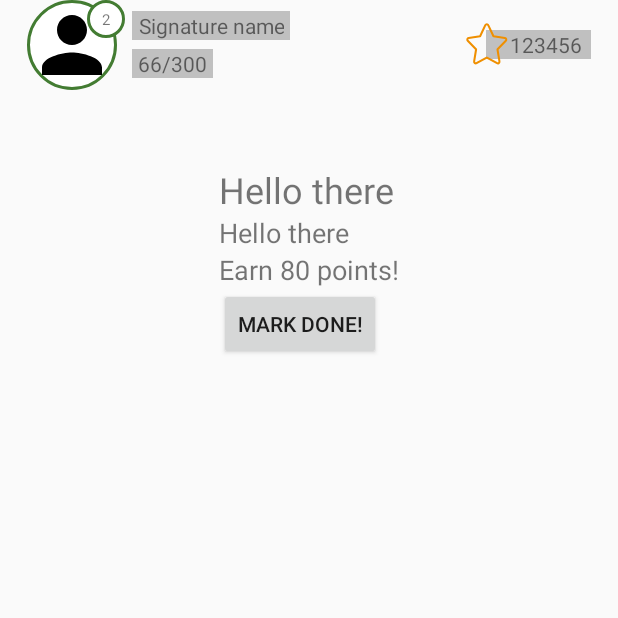
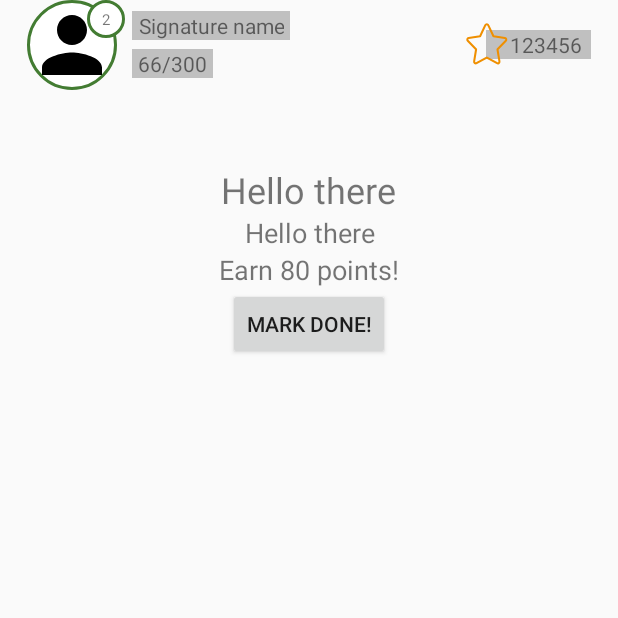
Before and after one commit to ni-da/fitme, an Android app: the ExecuteHabitActivity screen opened directly, with no data from a screen before it, on a phone screen of 412 x 824 dp, the top half of it. Run offline under Robolectric (Android 15) with nearby library versions, the phone set to English and light mode, and no system bars; our stand-ins replace Firebase (no records; nobody signed in at launch, a user with empty details on screens opened directly).

Commit message:
Withings implemented

```diff
--- a/fitMe/app/src/main/res/layout/activity_execute_habit.xml
+++ b/fitMe/app/src/main/res/layout/activity_execute_habit.xml
@@ -26,68 +26,79 @@
                 android:id="@+id/textView_habitTitle"
                 android:layout_width="wrap_content"
                 android:layout_height="wrap_content"
+                android:layout_gravity="center_horizontal"
                 android:layout_weight="1"
                 android:text="Hello there"
                 android:textSize="24sp" />
 
             <TextView
                 android:id="@+id/textView_habitDesc"
-                android:layout_width="wrap_content"
+                android:layout_width="200dp"
                 android:layout_height="wrap_content"
+                android:layout_gravity="center_horizontal"
                 android:layout_weight="1"
                 android:text="Hello there"
+                android:textAlignment="center"
                 android:textSize="18sp" />
 
             <TextView
                 android:id="@+id/textView_pointsToEarn"
                 android:layout_width="wrap_content"
                 android:layout_height="wrap_content"
+                android:layout_gravity="center_horizontal"
                 android:layout_weight="1"
                 android:text="Earn 80 points!"
                 android:textSize="18sp" />
 
             <!--<ImageView-->
-                <!--android:id="@+id/imageView_smiely"-->
-                <!--android:layout_width="wrap_content"-->
-                <!--android:layout_height="wrap_content"-->
-                <!--android:src="@drawable/ic_sentiment_satisfied_black_24dp"-->
-                <!--android:visibility="gone" />-->
+            <!--android:id="@+id/imageView_smiely"-->
+            <!--android:layout_width="wrap_content"-->
+            <!--android:layout_height="wrap_content"-->
+            <!--android:src="@drawable/ic_sentiment_satisfied_black_24dp"-->
+            <!--android:visibility="gone" />-->
 
             <EditText
+                android:id="@+id/editText_executeHabit_weight"
                 android:layout_width="wrap_content"
                 android:layout_height="wrap_content"
+                android:layout_gravity="center_horizontal"
                 android:hint="Weight"
                 android:inputType="numberDecimal"
-                android:id="@+id/editText_executeHabit_weight"
-                android:visibility="gone"/>
+                android:visibility="gone" />
 
             <EditText
+                android:id="@+id/editText_executeHabit_water"
                 android:layout_width="wrap_content"
                 android:layout_height="wrap_content"
+                android:layout_gravity="center_horizontal"
                 android:hint="Water in liters"
                 android:inputType="numberDecimal"
-                android:id="@+id/editText_executeHabit_water"
-                android:visibility="gone"/>
+                android:visibility="gone" />
+
             <EditText
+                android:id="@+id/editText_executeHabit_run_min"
                 android:layout_width="wrap_content"
                 android:layout_height="wrap_content"
+                android:layout_gravity="center_horizontal"
                 android:hint="Duration in min"
                 android:inputType="numberDecimal"
-                android:id="@+id/editText_executeHabit_run_min"
-                android:visibility="gone"/>
+                android:visibility="gone" />
+
             <EditText
+                android:id="@+id/editText_executeHabit_run_km"
                 android:layout_width="wrap_content"
                 android:layout_height="wrap_content"
+                android:layout_gravity="center_horizontal"
                 android:hint="Distence in km's"
                 android:inputType="numberDecimal"
-                android:id="@+id/editText_executeHabit_run_km"
-                android:visibility="gone"/>
+                android:visibility="gone" />
 
             <LinearLayout
                 android:id="@+id/linLayout_executeHabit_bp"
                 android:layout_width="wrap_content"
                 android:layout_height="wrap_content"
                 android:visibility="gone">
+
                 <TextView
                     android:id="@+id/textView_bp"
                     android:layout_width="wrap_content"
@@ -103,6 +114,7 @@
                     android:id="@+id/editText_executeHabit_bp_U"
                     android:layout_width="wrap_content"
                     android:layout_height="wrap_content"
+                    android:layout_gravity="center_horizontal"
                     android:hint="@string/hint_dec"
                     android:inputType="numberDecimal" />
 
@@ -115,6 +127,7 @@
                     android:id="@+id/editText_executeHabit_bp_L"
                     android:layout_width="wrap_content"
                     android:layout_height="wrap_content"
+                    android:layout_gravity="center_horizontal"
                     android:hint="@string/hint_dec"
                     android:inputType="numberDecimal" />
             </LinearLayout>
@@ -123,6 +136,7 @@
                 android:id="@+id/button_startHabit"
                 android:layout_width="wrap_content"
                 android:layout_height="wrap_content"
+                android:layout_gravity="center_horizontal"
                 android:text="Mark done!"
                 app:layout_constraintStart_toStartOf="parent" />
 
@@ -132,23 +146,43 @@
                 android:layout_height="wrap_content"
                 android:layout_weight="1"
                 android:text="TextView"
-                android:visibility="gone"/>
+                android:visibility="gone" />
+
             <Button
                 android:id="@+id/button_withings"
                 android:layout_width="wrap_content"
                 android:layout_height="wrap_content"
+                android:layout_gravity="center_horizontal"
                 android:text="Check with Withings"
-                app:layout_constraintStart_toStartOf="parent"
-                android:visibility="gone"/>
+                android:visibility="gone"
+                app:layout_constraintStart_toStartOf="parent" />
+
+            <Button
+                android:id="@+id/button_withings_start"
+                android:layout_width="wrap_content"
+                android:layout_height="wrap_content"
+                android:layout_gravity="center_horizontal"
+                android:text="Start measure with Withings"
+                android:visibility="gone"
+                app:layout_constraintStart_toStartOf="parent" />
+
+            <com.airbnb.lottie.LottieAnimationView
+                android:id="@+id/animation_view_loading_dots"
+                android:layout_width="100dp"
+                android:layout_height="100dp"
+                android:layout_gravity="center_horizontal"
+                android:visibility="gone"
+                app:lottie_autoPlay="false"
+                app:lottie_loop="true"
+                app:lottie_rawRes="@raw/loading_dots" />
+
             <TextView
                 android:id="@+id/textView_withingsWeightResult"
                 android:layout_width="match_parent"
                 android:layout_height="wrap_content"
                 android:layout_weight="1"
-                android:text="0.0"
-                android:visibility="gone"/>
-
-
+                android:text="No records found! Make sure the scale is connected to the internet."
+                android:visibility="gone" />
         </LinearLayout>
 
     </LinearLayout>
```
Also changed, not shown: fitMe/app/src/main/java/com/example/nidailyas/fitme/ExecuteHabitActivity.java (+57 -13 lines), fitMe/app/src/main/java/com/example/nidailyas/fitme/WithingWeightApiManager.java (+34 -22 lines), fitMe/app/src/main/res/raw/loading_dots.json (added, +1 -0 lines).
